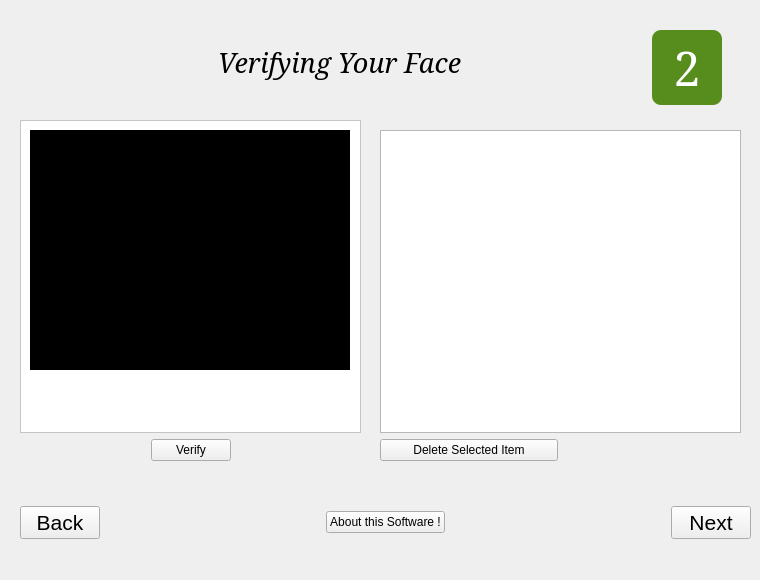
Churro/pam-face-authentication, file qtbranch/data/ui/uifiles/faceVerifier.ui: the form before one commit.
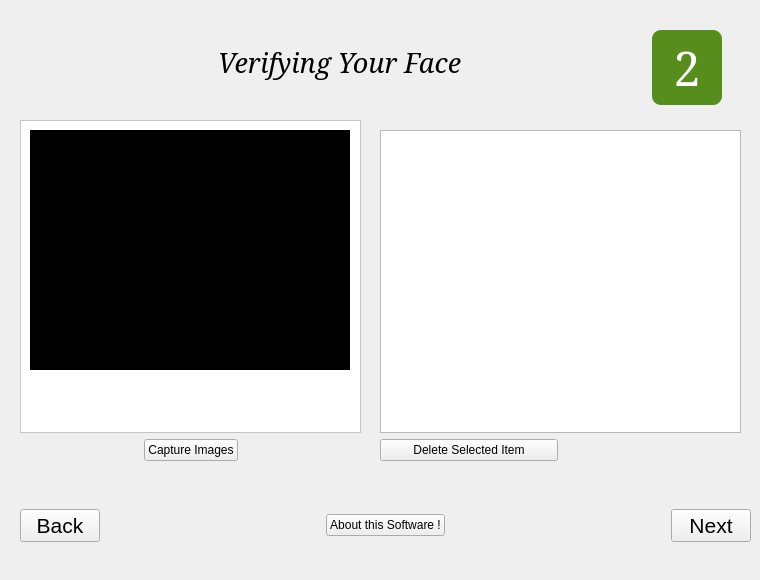
The form after the commit. The open tabs and pages were chosen to show the change. Icons and pictures are not drawn.

Commit message: Allow for saving missed images for further diagnostics

```diff
--- a/qtbranch/data/ui/uifiles/faceVerifier.ui
+++ b/qtbranch/data/ui/uifiles/faceVerifier.ui
@@ -495,7 +495,7 @@
         <x>10</x>
         <y>460</y>
         <width>731</width>
-        <height>69</height>
+        <height>72</height>
        </rect>
       </property>
       <layout class="QGridLayout" name="gridLayout_5">
@@ -740,7 +740,7 @@
        <item row="1" column="1">
         <widget class="QPushButton" name="pb_capture">
          <property name="text">
-          <string>Verify</string>
+          <string>Capture Images</string>
          </property>
          <property name="icon">
           <iconset resource="../../../graphics.qrc">
```
Left out of the diff: 51 changed lines with no effect on the pictures. The commit also changes 2 other files.
